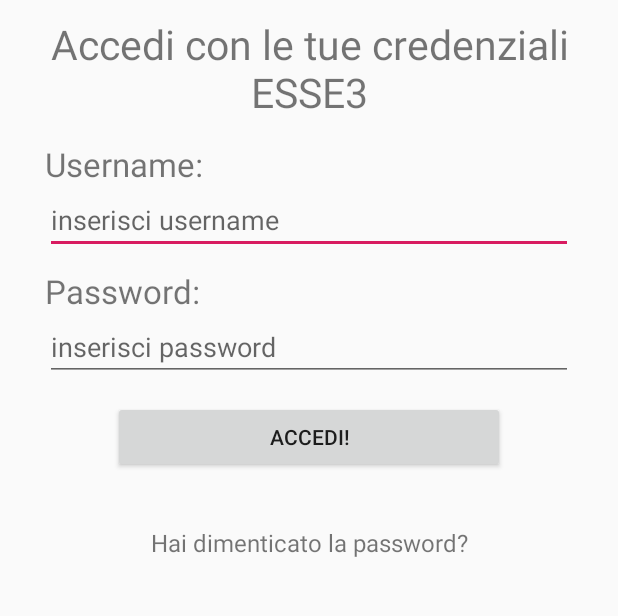
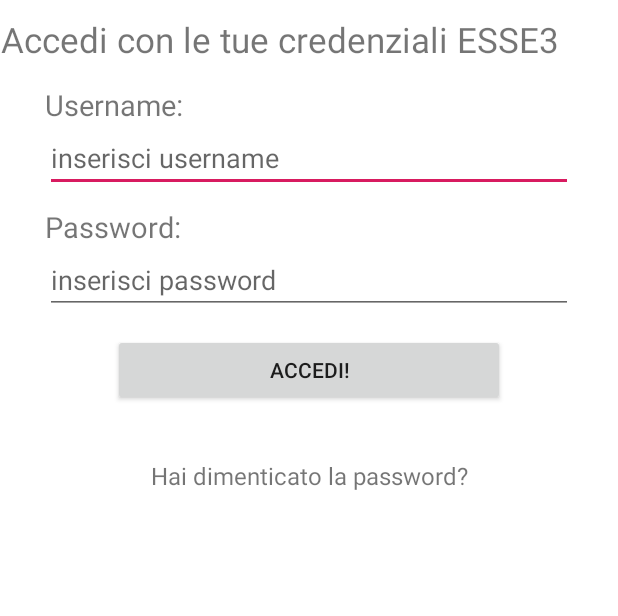
Before and after one commit to atzoriandrea/UniBroken, an Android app: the screen it shows after launch (MainActivity), on a phone screen of 412 x 824 dp, the part 249-865 px from its top. Run offline under Robolectric (Android 15) with nearby library versions, the light colour scheme and no system bars.

Commit message:
03/02/2019

```diff
--- /dev/null
+++ b/app/src/main/java/com/example/mirko/unibroken/SegnFactory.java
@@ -0,0 +1,4 @@
+package com.example.mirko.unibroken;
+
+public class SegnFactory {
+}
--- /dev/null
+++ b/app/src/main/java/com/example/mirko/unibroken/Segnalazione.java
@@ -0,0 +1,4 @@
+package com.example.mirko.unibroken;
+
+public class Segnalazione {
+}
--- a/app/src/main/res/layout/activity_main.xml
+++ b/app/src/main/res/layout/activity_main.xml
@@ -9,7 +9,7 @@
     <LinearLayout
         android:layout_width="match_parent"
         android:layout_height="match_parent"
-
+        android:background="#FFFFFF"
         android:orientation="vertical"
         tools:layout_editor_absoluteX="47dp"
         tools:layout_editor_absoluteY="0dp">
@@ -53,7 +53,7 @@
             android:layout_marginRight="0dp"
             android:gravity="center_horizontal"
             android:text="Accedi con le tue credenziali ESSE3"
-            android:textSize="27dp"
+            android:textSize="23dp"
             app:layout_constraintBottom_toBottomOf="parent"
             app:layout_constraintLeft_toLeftOf="parent"
             app:layout_constraintRight_toRightOf="parent"
@@ -71,7 +71,7 @@
             android:layout_marginTop="-25dp"
             android:layout_marginRight="30dp"
             android:text="Username:"
-            android:textSize="22dp" />
+            android:textSize="19dp" />
 
         <EditText
             android:id="@+id/username"
@@ -92,7 +92,7 @@
             android:layout_marginLeft="30dp"
             android:layout_marginRight="30dp"
             android:text="Password:"
-            android:textSize="22dp" />
+            android:textSize="19dp" />
 
         <EditText
             android:id="@+id/password"
@@ -128,6 +128,15 @@
             android:text="Hai dimenticato la password?"
             android:textSize="16dp" />
 
+        <TextView
+            android:id="@+id/incorrect_data"
+            android:layout_width="500dp"
+            android:layout_height="300dp"
+            android:autoLink="web"
+            android:layout_marginHorizontal="100dp"
+            android:layout_marginBottom="1500dp"
+            android:textAlignment="center" />
+
     </LinearLayout>
 
 </android.support.constraint.ConstraintLayout>
--- a/app/src/main/res/values/strings.xml
+++ b/app/src/main/res/values/strings.xml
@@ -1,3 +1,3 @@
 <resources>
-    <string name="app_name">UniBroken</string>
+    <string name="app_name"><c>UniBroken</c></string>
 </resources>
```
Also changed, not shown: app/src/main/java/com/example/mirko/unibroken/MainActivity.java (+25 -7 lines).
